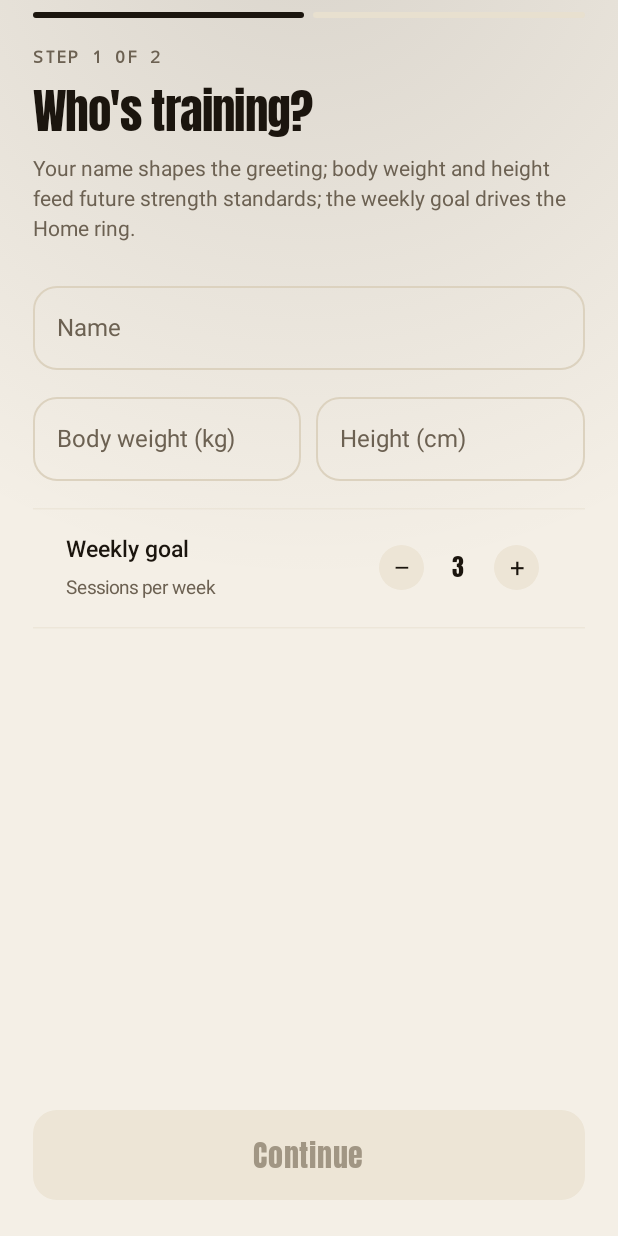
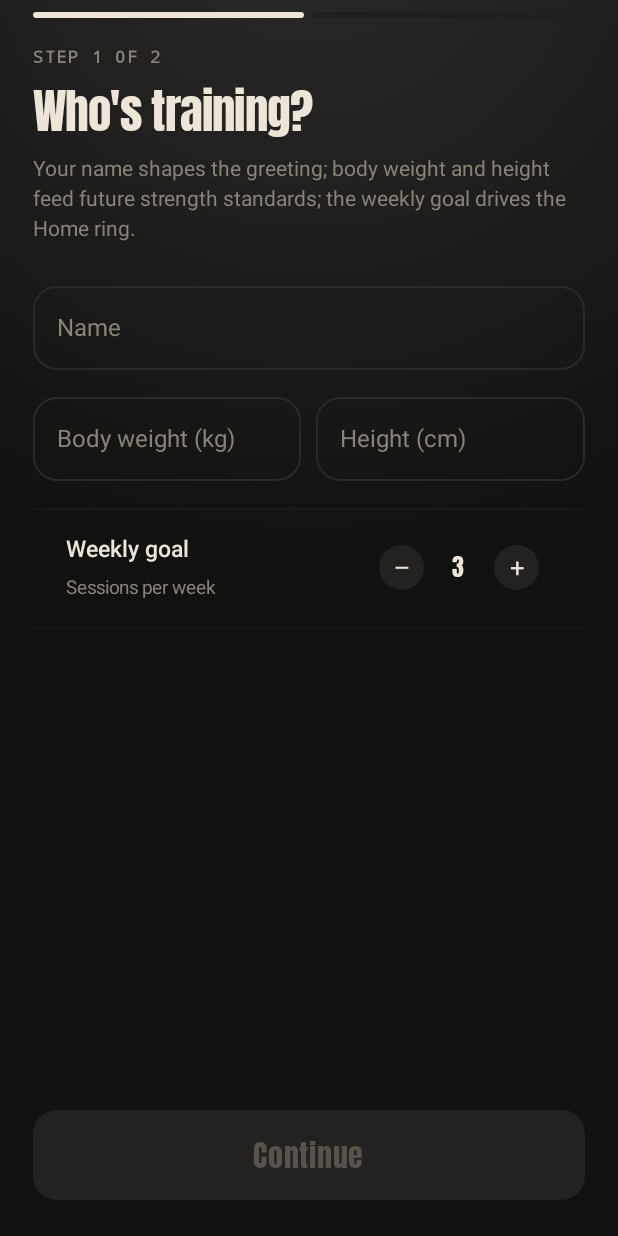
Before and after one commit to AyoubAZIAMIMER/Gym-Tracking-Android-App, an Android app built with Jetpack Compose: the screen it shows after launch (MainActivity), on a phone screen of 412 x 824 dp. Run offline under Robolectric (Android 15) with nearby library versions, the phone set to English and light mode, and no system bars; our stand-ins replace Room's generated code; libraries missing offline, so code that uses them is left out: dev.chrisbanes.haze; missing, so only their content is drawn: CompositionLocalProvider; 3 statements that could not run were skipped.

Commit message:
Fix three dead Settings toggles: Theme, Start on logged set, Alert when rest ends
All three followed the same shape: the row saved its value to SharedPreferences
correctly and the UI reflected the choice, but nothing downstream ever read it
back, so the toggle was pure decoration.

- Theme (Dark/Light/Auto): GymTrackerTheme's darkTheme param was never passed
  from MainActivity, so it always fell back to isSystemInDarkTheme(). Hoisted
  the persisted theme string the same way the heat/energy/surface expression
  axes already were, threaded an onThemeChange callback down through
  AppNavHost to DataScreen. Live-verified: flips the whole app instantly and
  survives a force-stop + relaunch.
- Start on logged set: WorkoutSessionViewModel called RestTimerService.start()
  unconditionally on set completion. Gated it on settings().startRestOnLog.
  Live-verified both states via direct DB/pref inspection and
  dumpsys activity services.
- Alert when rest ends: RestTimerService.notifyDone() fired its
  IMPORTANCE_HIGH "Rest over" notification unconditionally. Gated it on
  settings().alertOnRestEnd, mirroring the existing haptics gate.

Found while investigating a user report that the Light mode toggle didn't
work; auditing the rest of the Settings screen turned up the other two.
One test file needed a repo.settings() stub it didn't have before (the new
code path calls it); the Units (kg/lb) toggle has the identical bug but is
out of scope here — it needs weight conversion across ~11 display sites, not
a one-line gate, and is reported separately for a scoping decision.

Co-Authored-By: Claude Sonnet 5 <noreply@anthropic.com>
Claude-Session: https://claude.ai/code/session_01M9Dx4VXS1BJQzDNw5D1FRV

```diff
--- a/android/app/src/main/java/com/gymtracker/MainActivity.kt
+++ b/android/app/src/main/java/com/gymtracker/MainActivity.kt
@@ -16,6 +16,7 @@ import androidx.compose.animation.slideInHorizontally
 import androidx.compose.animation.slideInVertically
 import androidx.compose.animation.slideOutHorizontally
 import androidx.compose.animation.slideOutVertically
+import androidx.compose.foundation.isSystemInDarkTheme
 import androidx.compose.foundation.layout.Box
 import androidx.compose.foundation.layout.fillMaxSize
 import androidx.compose.foundation.layout.navigationBarsPadding
@@ -111,7 +112,18 @@ class MainActivity : ComponentActivity() {
                     )
                 )
             }
+            // The Theme setting ("Dark"/"Light"/"Auto") was being saved by DataScreen but never
+            // read back here — GymTrackerTheme's darkTheme param defaulted to
+            // isSystemInDarkTheme() unconditionally, so picking Light did nothing. Hoisted the
+            // same way as expression: read once, re-themed live via the callback below.
+            var themeMode by remember { mutableStateOf(repo.settings().theme) }
+            val darkTheme = when (themeMode) {
+                "Light" -> false
+                "Dark" -> true
+                else -> isSystemInDarkTheme()
+            }
             GymTrackerTheme(
+                darkTheme = darkTheme,
                 heat = expression.first,
                 energy = expression.second,
                 surface = expression.third,
@@ -124,6 +136,7 @@ class MainActivity : ComponentActivity() {
                         expression = Triple(heat, energy, surface)
                         repo.saveExpression(heat.name, energy.name, surface.name)
                     },
+                    onThemeChange = { themeMode = it },
                 )
             }
         }
@@ -166,6 +179,7 @@ private fun AppNavHost(
     onFireUpHandled: () -> Unit = {},
     expression: Triple<Heat, Energy, SurfaceStyle> = Triple(Heat.Chalk, Energy.Alive, SurfaceStyle.Soft),
     onExpressionChange: (Heat, Energy, SurfaceStyle) -> Unit = { _, _, _ -> },
+    onThemeChange: (String) -> Unit = {},
 ) {
     val nav = rememberNavController()
     val backStackEntry by nav.currentBackStackEntryAsState()
@@ -351,6 +365,7 @@ private fun AppNavHost(
                     onBack = { nav.popBackStack() },
                     expression = expression,
                     onExpressionChange = onExpressionChange,
+                    onThemeChange = onThemeChange,
                 )
             }
         }
--- a/android/app/src/main/java/com/gymtracker/service/RestTimerService.kt
+++ b/android/app/src/main/java/com/gymtracker/service/RestTimerService.kt
@@ -295,6 +295,10 @@ class RestTimerService : Service() {
     }
 
     private fun notifyDone() {
+        // Settings -> "Alert when rest ends" was saved but never read anywhere — this
+        // IMPORTANCE_HIGH notification (sound + heads-up) fired unconditionally regardless of
+        // the toggle. Found live, 2026-08-31.
+        if (!WorkoutRepository.get(this).settings().alertOnRestEnd) return
         val done = NotificationCompat.Builder(this, CHANNEL_DONE)
             .setSmallIcon(R.drawable.ic_stat_timer)
             .setContentTitle("Rest over")
--- a/android/app/src/main/java/com/gymtracker/ui/screens/data/DataScreen.kt
+++ b/android/app/src/main/java/com/gymtracker/ui/screens/data/DataScreen.kt
@@ -96,6 +96,7 @@ fun DataScreen(
     onBack: () -> Unit = {},
     expression: Triple<Heat, Energy, SurfaceStyle> = Triple(Heat.Chalk, Energy.Alive, SurfaceStyle.Soft),
     onExpressionChange: (Heat, Energy, SurfaceStyle) -> Unit = { _, _, _ -> },
+    onThemeChange: (String) -> Unit = {},
     vm: DataViewModel = viewModel(),
 ) {
     val state by vm.ui.collectAsStateWithLifecycle()
@@ -258,7 +259,10 @@ fun DataScreen(
                 SegmentedOptions(
                     options = listOf("Dark", "Light", "Auto"),
                     selected = settings.theme,
-                    onSelect = { vm.saveSettings(settings.copy(theme = it)) },
+                    onSelect = {
+                        vm.saveSettings(settings.copy(theme = it))
+                        onThemeChange(it)
+                    },
                 )
             }
             RowRule()
--- a/android/app/src/main/java/com/gymtracker/ui/screens/session/WorkoutSessionViewModel.kt
+++ b/android/app/src/main/java/com/gymtracker/ui/screens/session/WorkoutSessionViewModel.kt
@@ -321,6 +321,9 @@ class WorkoutSessionViewModel(app: Application) : AndroidViewModel(app) {
         // Superset law (SessionSlateScreen's own header comment): no rest between A1/A2 — a
         // set whose next active set belongs to the same superset group skips the timer.
         if (completedNow) {
+            // Settings -> "Start on logged set" was saved but never read anywhere — this call
+            // fired unconditionally regardless of the toggle. Found live, 2026-08-31.
+            if (!repo.settings().startRestOnLog) return
             val st = _ui.value
             val completedGroup = st.exercises.firstOrNull { it.id == exerciseId }?.supersetGroup
             val active = st.activeSetId?.let { id ->
```
Also changed, not shown: 1 other file.
